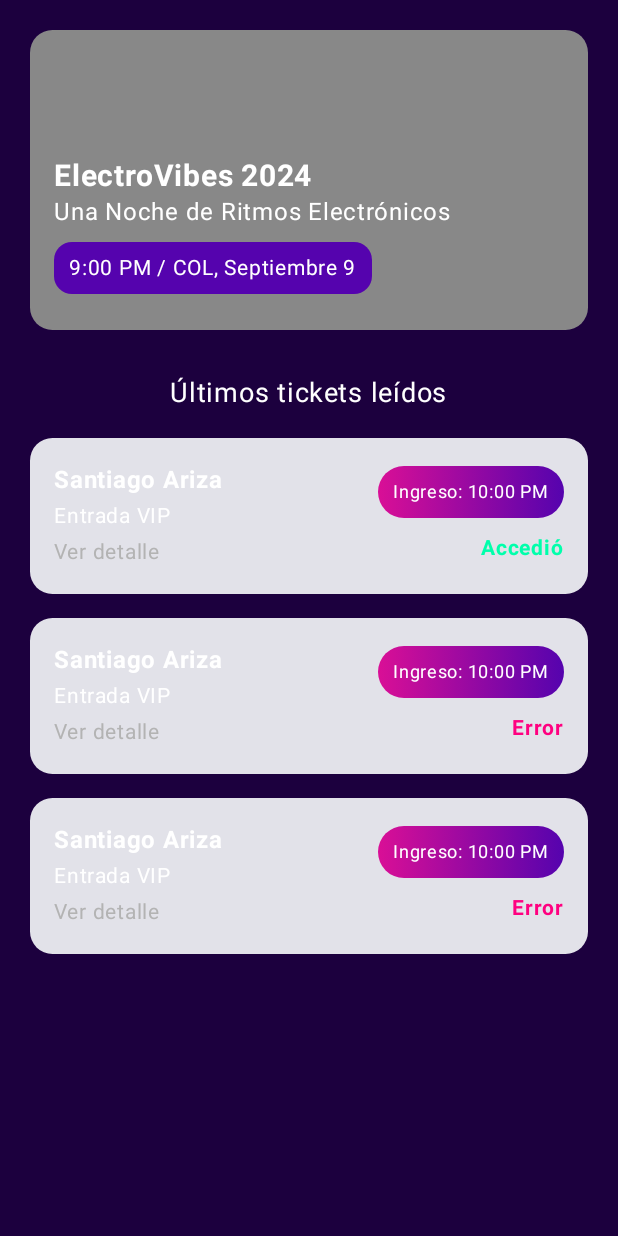
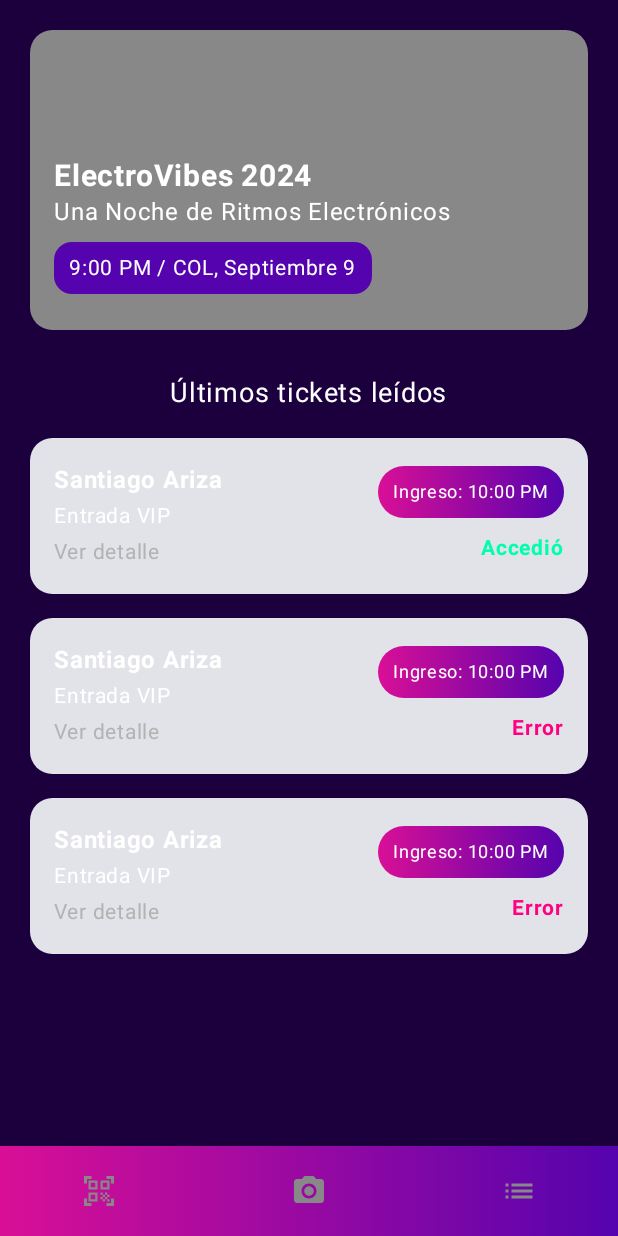
Before and after one commit to Daniel-Santiago-Acosta-1013/partyAppPDA, an Android app built with Jetpack Compose: the composable readEventTiketScreen called with empty values, on a phone screen of 412 x 824 dp. Run offline under Robolectric (Android 15) with nearby library versions, the phone set to English and light mode, and no system bars.

Commit message:
[fix] fixed navbar

```diff
--- a/app/src/main/java/com/example/partyapppda/ui/screens/readEventTiket/readEventTiketScreen.kt
+++ b/app/src/main/java/com/example/partyapppda/ui/screens/readEventTiket/readEventTiketScreen.kt
@@ -15,10 +15,13 @@ import androidx.compose.ui.text.font.FontWeight
 import androidx.navigation.NavController
 import com.example.partyapppda.ui.components.TicketItemCard
 import androidx.compose.ui.draw.clip
+import com.example.partyapppda.ui.components.BottomNavBar
 
 @Composable
 fun readEventTiketScreen(navController: NavController, eventId: Int) {
-    Scaffold { innerPadding ->
+    Scaffold(
+        bottomBar = { BottomNavBar(navController) }
+    ) { innerPadding ->
         Column(
             modifier = Modifier
                 .padding(innerPadding)
```
Also changed, not shown: app/src/main/java/com/example/partyapppda/MainActivity.kt (+22 -6 lines).
